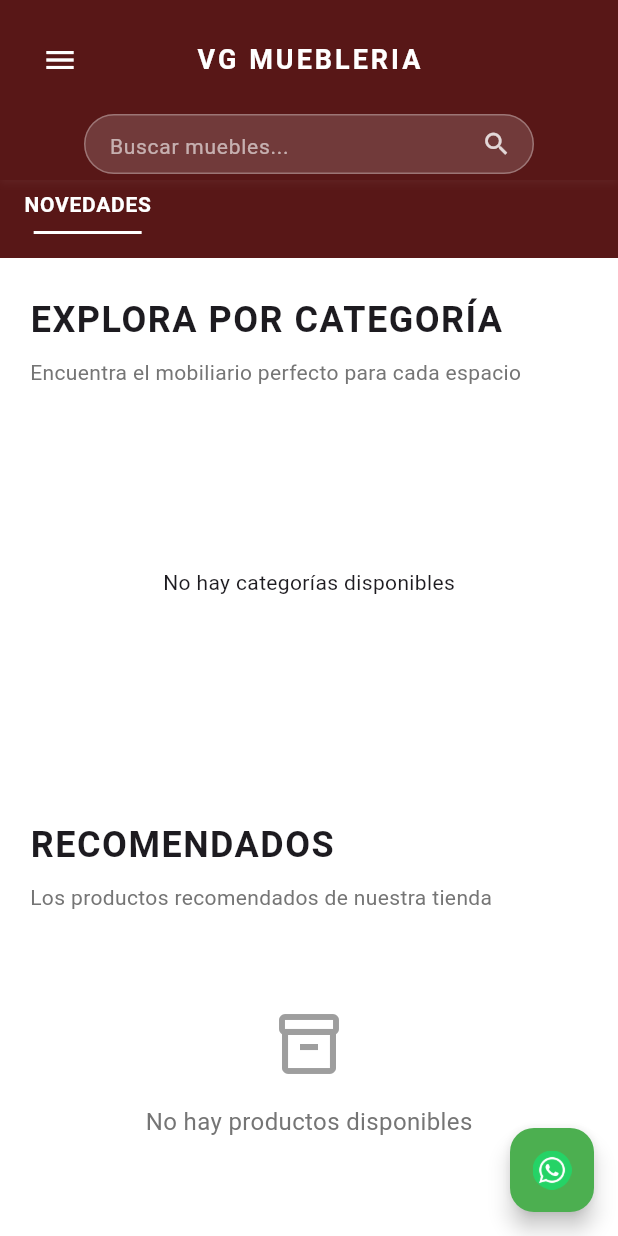
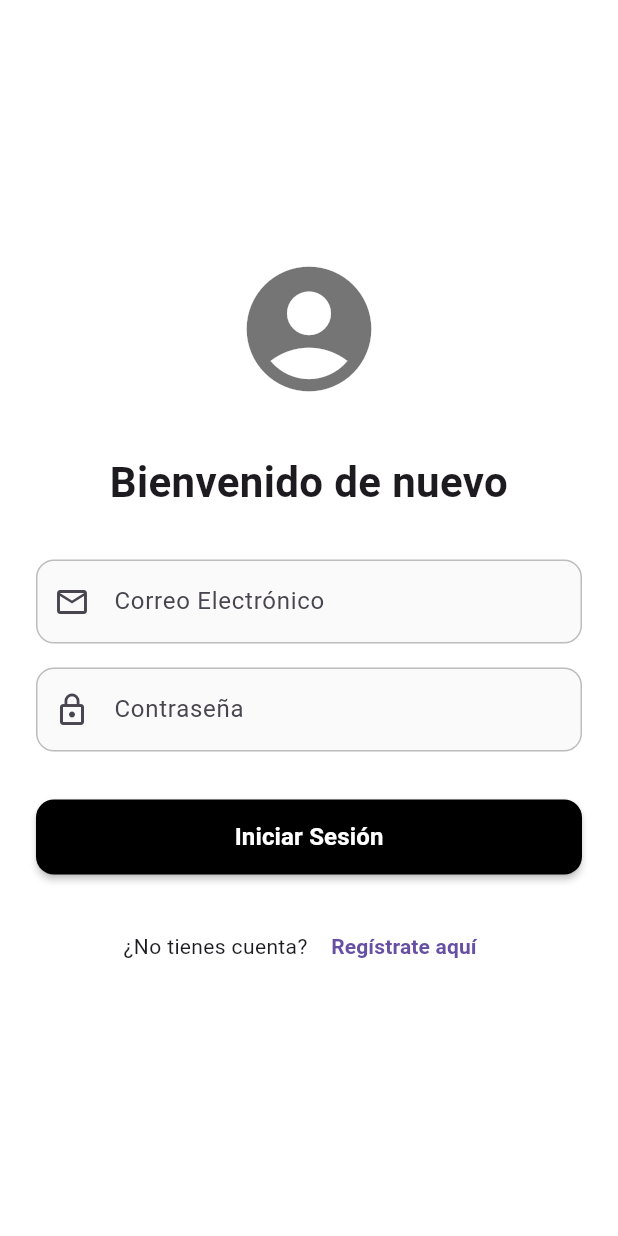
Before and after one commit to willvoid/vgweb, a Flutter app: the screen it shows after launch, on a phone screen of 412 x 824 dp. Run offline on Flutter 3.47's test engine with Material 3 defaults, Android fonts, the phone set to English and light mode, and no system bars; our stand-ins replace font_awesome_flutter, shared_preferences, supabase_flutter; accounts and stored records are empty.

Commit message:
Login y registro añadido

```diff
--- a/lib/main.dart
+++ b/lib/main.dart
@@ -1,6 +1,7 @@
 import 'package:flutter/material.dart';
 import 'package:myapp/src/model/dao/configurations.dart';
 import 'package:myapp/src/pages/home_page.dart';
+import 'package:myapp/src/pages/login_page.dart';
 import 'package:myapp/src/routes/app_routes.dart';
 import 'package:supabase_flutter/supabase_flutter.dart';
 
@@ -10,6 +11,9 @@ void main() async {
   await Supabase.initialize(
     url: Configurations.mSupabaseUrl,
     anonKey: Configurations.mSupabaseKey,
+    authOptions: const FlutterAuthClientOptions(
+      authFlowType: AuthFlowType.pkce,
+    ),
   );
   runApp(MyApp());
 }
@@ -17,6 +21,8 @@ void main() async {
 class MyApp extends StatelessWidget {
   @override
   Widget build(BuildContext context) {
+    final session = Supabase.instance.client.auth.currentSession;
+
     return MaterialApp(
       title: 'VG Mueblería',
       theme: ThemeData(
@@ -35,9 +41,9 @@ class MyApp extends StatelessWidget {
           ),
         ),
       ),
-      home: HomePage(),
+      // Si hay sesión, vamos al Home, si no, al Login
+      home: session == null ? LoginPage() : HomePage(),
       debugShowCheckedModeBanner: false,
-      initialRoute: AppRoutes.home,
       onGenerateRoute: AppRoutes.generateRoute,
     );
   }
--- /dev/null
+++ b/lib/src/model/usuario.dart
@@ -0,0 +1,39 @@
+class Usuario {
+  String id;
+  DateTime? createdAt;
+  String? nombre;
+  String? usuario;
+  int? fkCargo;
+  String? telefono;
+
+  Usuario({
+    required this.id,
+    this.createdAt,
+    this.nombre,
+    this.usuario,
+    this.fkCargo,
+    this.telefono,
+  });
+
+  factory Usuario.fromMap(Map<String, dynamic> map) {
+    return Usuario(
+      id: map['id'],
+      createdAt: map['created_at'] != null ? DateTime.parse(map['created_at']) : null,
+      nombre: map['nombre'],
+      usuario: map['usuario'],
+      fkCargo: map['fk_cargo'],
+      telefono: map['telefono'],
+    );
+  }
+
+  Map<String, dynamic> toMap() {
+    return {
+      'id': id,
+      if (createdAt != null) 'created_at': createdAt!.toIso8601String(),
+      if (nombre != null) 'nombre': nombre,
+      if (usuario != null) 'usuario': usuario,
+      if (fkCargo != null) 'fk_cargo': fkCargo,
+      if (telefono != null) 'telefono': telefono,
+    };
+  }
+}
--- /dev/null
+++ b/lib/src/pages/login_page.dart
@@ -0,0 +1,159 @@
+import 'package:flutter/material.dart';
+import 'package:myapp/src/routes/app_routes.dart';
+import 'package:myapp/src/services/auth_service.dart';
+import 'package:myapp/src/widgets/custom_textfield.dart';
+import 'package:myapp/src/widgets/primary_button.dart';
+
+class LoginPage extends StatefulWidget {
+  @override
+  _LoginPageState createState() => _LoginPageState();
+}
+
+class _LoginPageState extends State<LoginPage> {
+  final _formKey = GlobalKey<FormState>();
+  final _emailController = TextEditingController();
+  final _passwordController = TextEditingController();
+  final _authService = AuthService();
+  bool _isLoading = false;
+  String? _errorMessage;
+
+  @override
+  void dispose() {
+    _emailController.dispose();
+    _passwordController.dispose();
+    super.dispose();
+  }
+
+  Future<void> _login() async {
+    if (!_formKey.currentState!.validate()) return;
+
+    setState(() {
+      _isLoading = true;
+      _errorMessage = null;
+    });
+
+    try {
+      await _authService.signIn(
+        _emailController.text.trim(),
+        _passwordController.text.trim(),
+      );
+
+      if (mounted) {
+        Navigator.of(context).pushReplacementNamed(AppRoutes.home);
+      }
+    } catch (e) {
+      setState(() {
+        _errorMessage = 'Error al iniciar sesión. Verifica tus credenciales.';
+      });
+    } finally {
+      if (mounted) {
+        setState(() {
+          _isLoading = false;
+        });
+      }
+    }
+  }
+
+  @override
+  Widget build(BuildContext context) {
+    return Scaffold(
+      body: Center(
+        child: SingleChildScrollView(
+          padding: const EdgeInsets.all(24.0),
+          child: Container(
+            constraints: const BoxConstraints(maxWidth: 400),
+            child: Form(
+              key: _formKey,
+              child: Column(
+                mainAxisAlignment: MainAxisAlignment.center,
+                crossAxisAlignment: CrossAxisAlignment.stretch,
+                children: [
+                  const Icon(
+                    Icons.account_circle,
+                    size: 100,
+                    color: Colors.black54,
+                  ),
+                  const SizedBox(height: 32),
+                  const Text(
+                    'Bienvenido de nuevo',
+                    style: TextStyle(
+                      fontSize: 28,
+                      fontWeight: FontWeight.bold,
+                    ),
+                    textAlign: TextAlign.center,
+                  ),
+                  const SizedBox(height: 32),
+                  if (_errorMessage != null)
+                    Container(
+                      padding: const EdgeInsets.all(12),
+                      margin: const EdgeInsets.only(bottom: 16),
+                      decoration: BoxDecoration(
+                        color: Colors.red.shade50,
+                        borderRadius: BorderRadius.circular(8),
+                        border: Border.all(color: Colors.red.shade200),
+                      ),
+                      child: Text(
+                        _errorMessage!,
+                        style: TextStyle(color: Colors.red.shade700),
+                        textAlign: TextAlign.center,
+                      ),
+                    ),
+                  CustomTextField(
+                    controller: _emailController,
+                    labelText: 'Correo Electrónico',
+                    prefixIcon: Icons.email_outlined,
+                    keyboardType: TextInputType.emailAddress,
+                    validator: (value) {
+                      if (value == null || value.isEmpty) {
+                        return 'Por favor ingresa tu correo';
+                      }
+                      if (!value.contains('@')) {
+                        return 'Ingresa un correo válido';
+                      }
+                      return null;
+                    },
+                  ),
+                  const SizedBox(height: 16),
+                  CustomTextField(
+                    controller: _passwordController,
+                    labelText: 'Contraseña',
+                    prefixIcon: Icons.lock_outline,
+                    isPassword: true,
+                    validator: (value) {
+                      if (value == null || value.isEmpty) {
+                        return 'Por favor ingresa tu contraseña';
+                      }
+                      return null;
+                    },
+                  ),
+                  const SizedBox(height: 32),
+                  PrimaryButton(
+                    text: 'Iniciar Sesión',
+                    onPressed: _login,
+                    isLoading: _isLoading,
+                  ),
+                  const SizedBox(height: 24),
+                  Row(
+                    mainAxisAlignment: MainAxisAlignment.center,
+                    children: [
+                      const Text('¿No tienes cuenta? '),
+                      TextButton(
+                        onPressed: () {
+                          Navigator.pushNamed(context, AppRoutes.register);
+                        },
+                        child: const Text(
+                          'Regístrate aquí',
+                          style: TextStyle(fontWeight: FontWeight.bold),
+                        ),
+                      ),
+                    ],
+                  ),
+                ],
+              ),
+            ),
+          ),
+        ),
+      ),
+    );
+  }
+}
--- a/lib/src/routes/app_routes.dart
+++ b/lib/src/routes/app_routes.dart
@@ -5,6 +5,8 @@ import 'package:myapp/src/pages/buscar_page.dart';
 import 'package:myapp/src/model/producto.dart';
 import 'package:myapp/src/model/categoria.dart';
 import '../pages/detail_page.dart';
+import 'package:myapp/src/pages/login_page.dart';
+import 'package:myapp/src/pages/register_page.dart';
 
 /// Clase que maneja todas las rutas de la aplicación
 class AppRoutes {
@@ -17,6 +19,8 @@ class AppRoutes {
   static const String search = '/buscador';
   static const String profile = '/profile';
   static const String settings = '/settings';
+  static const String login = '/login';
+  static const String register = '/register';
 
   /// Convierte texto a un slug URL-friendly
   static String _toSlug(String text) {
@@ -121,6 +125,13 @@ class AppRoutes {
       // Configuración
       case AppRoutes.settings:
         return _buildRoute(SettingsPage(), settings);
+
+      // Login y Registro
+      case AppRoutes.login:
+        return _buildRoute(LoginPage(), settings);
+
+      case AppRoutes.register:
+        return _buildRoute(RegisterPage(), settings);
 
       // Ruta por defecto (error)
       default:
--- /dev/null
+++ b/lib/src/widgets/custom_textfield.dart
@@ -0,0 +1,50 @@
+import 'package:flutter/material.dart';
+
+class CustomTextField extends StatelessWidget {
+  final TextEditingController controller;
+  final String labelText;
+  final String? hintText;
+  final IconData? prefixIcon;
+  final bool isPassword;
+  final TextInputType keyboardType;
+  final String? Function(String?)? validator;
+
+  const CustomTextField({
+    Key? key,
+    required this.controller,
+    required this.labelText,
+    this.hintText,
+    this.prefixIcon,
+    this.isPassword = false,
+    this.keyboardType = TextInputType.text,
+    this.validator,
+  }) : super(key: key);
+
+  @override
+  Widget build(BuildContext context) {
+    return TextFormField(
+      controller: controller,
+      obscureText: isPassword,
+      keyboardType: keyboardType,
+      validator: validator,
+      decoration: InputDecoration(
+        labelText: labelText,
+        hintText: hintText,
+        prefixIcon: prefixIcon != null ? Icon(prefixIcon) : null,
+        border: OutlineInputBorder(
+          borderRadius: BorderRadius.circular(12),
+        ),
+        enabledBorder: OutlineInputBorder(
+          borderRadius: BorderRadius.circular(12),
+          borderSide: BorderSide(color: Colors.grey.shade400),
+        ),
+        focusedBorder: OutlineInputBorder(
+          borderRadius: BorderRadius.circular(12),
+          borderSide: BorderSide(color: Theme.of(context).primaryColor, width: 2),
+        ),
+        filled: true,
+        fillColor: Colors.grey.shade50,
+      ),
+    );
+  }
+}
--- /dev/null
+++ b/lib/src/widgets/primary_button.dart
@@ -0,0 +1,49 @@
+import 'package:flutter/material.dart';
+
+class PrimaryButton extends StatelessWidget {
+  final String text;
+  final VoidCallback onPressed;
+  final bool isLoading;
+
+  const PrimaryButton({
+    Key? key,
+    required this.text,
+    required this.onPressed,
+    this.isLoading = false,
+  }) : super(key: key);
+
+  @override
+  Widget build(BuildContext context) {
+    return SizedBox(
+      width: double.infinity,
+      height: 50,
+      child: ElevatedButton(
+        onPressed: isLoading ? null : onPressed,
+        style: ElevatedButton.styleFrom(
+          backgroundColor: Theme.of(context).primaryColor,
+          foregroundColor: Colors.white,
+          shape: RoundedRectangleBorder(
+            borderRadius: BorderRadius.circular(12),
+          ),
+          elevation: 2,
+        ),
+        child: isLoading
+            ? const SizedBox(
+                width: 24,
+                height: 24,
+                child: CircularProgressIndicator(
+                  color: Colors.white,
+                  strokeWidth: 2,
+                ),
+              )
+            : Text(
+                text,
+                style: const TextStyle(
+                  fontSize: 16,
+                  fontWeight: FontWeight.bold,
+                ),
+              ),
+      ),
+    );
+  }
+}
```
Also changed, not shown: lib/src/model/cargo.dart (added, +31 -0 lines), lib/src/model/dao/cargocrudimpl.dart (added, +25 -0 lines), lib/src/model/dao/usuariocrudimpl.dart (added, +34 -0 lines), lib/src/pages/register_page.dart (added, +256 -0 lines), lib/src/services/auth_service.dart (added, +73 -0 lines), 1 other file.
